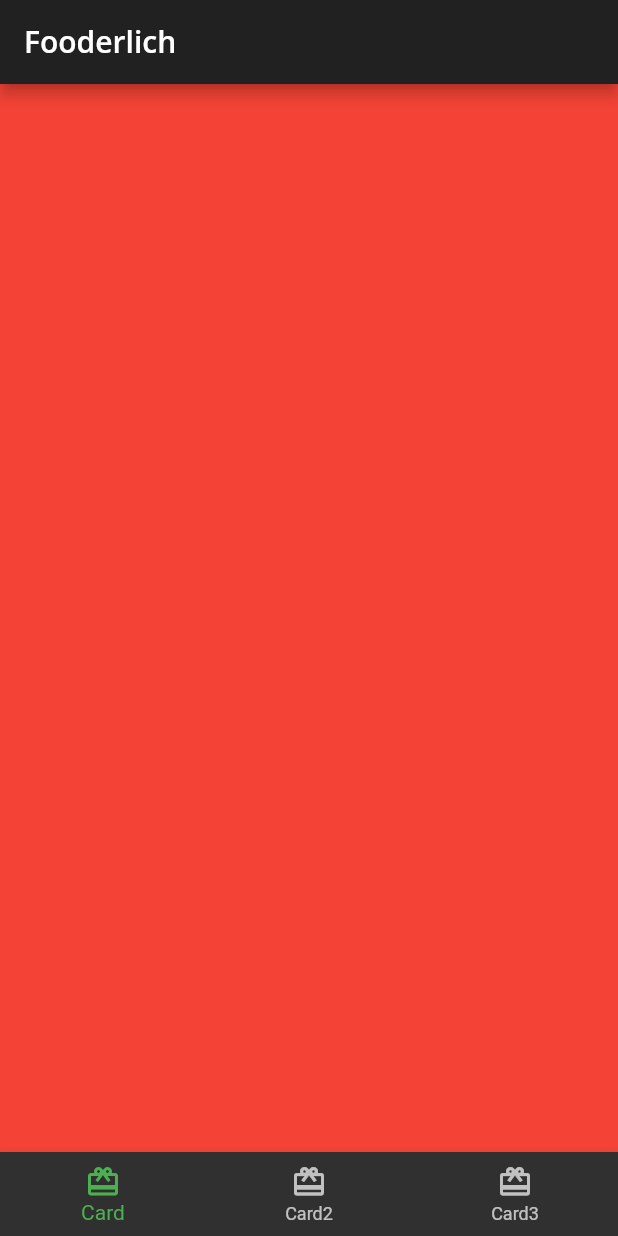
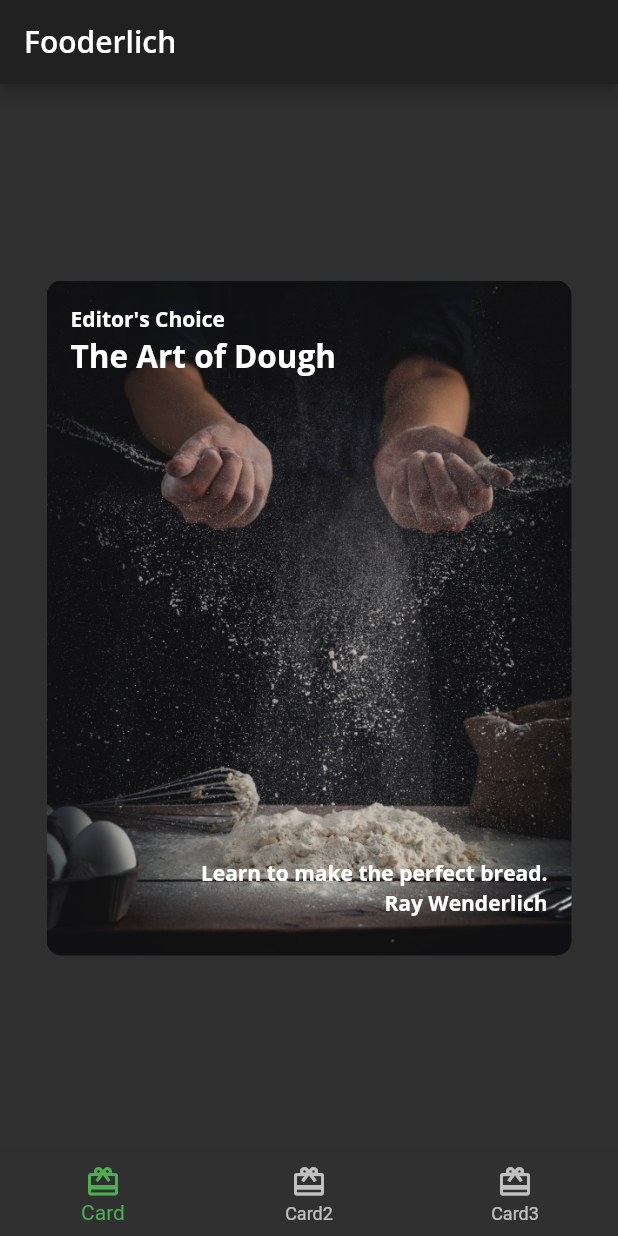
Before and after one commit to EhsanTgv/fooderlich_test, a Flutter app: the screen it shows after launch, on a phone screen of 412 x 824 dp. Run offline on Flutter 3.47's test engine with Material 2 defaults, Android fonts, the phone set to English and light mode, and no system bars; our stand-ins replace google_fonts.

Commit message:
Composing Card1: the main recipe card

```diff
--- /dev/null
+++ b/lib/card1..dart
@@ -0,0 +1,62 @@
+import 'package:flutter/material.dart';
+import 'package:fooderlich_test/fooderlich_theme.dart';
+
+class Card1 extends StatelessWidget {
+  const Card1({Key? key}) : super(key: key);
+
+  final String category = 'Editor\'s Choice';
+  final String title = 'The Art of Dough';
+  final String description = 'Learn to make the perfect bread.';
+  final String chef = 'Ray Wenderlich';
+
+  @override
+  Widget build(BuildContext context) {
+    return Center(
+      child: Container(
+        child: Stack(
+          children: [
+            Text(
+              category,
+              style: FooderlichTheme.darkTextTheme.bodyText1,
+            ),
+            Positioned(
+              child: Text(
+                title,
+                style: FooderlichTheme.darkTextTheme.headline2,
+              ),
+              top: 20,
+            ),
+            Positioned(
+              child: Text(
+                description,
+                style: FooderlichTheme.darkTextTheme.bodyText1,
+              ),
+              bottom: 30,
+              right: 0,
+            ),
+            Positioned(
+              child: Text(
+                chef,
+                style: FooderlichTheme.darkTextTheme.bodyText1,
+              ),
+              bottom: 10,
+              right: 0,
+            ),
+          ],
+        ),
+        padding: const EdgeInsets.all(16),
+        constraints: const BoxConstraints.expand(
+          width: 350,
+          height: 450,
+        ),
+        decoration: const BoxDecoration(
+          image: DecorationImage(
+            image: AssetImage('assets/mag1.png'),
+            fit: BoxFit.cover,
+          ),
+          borderRadius: BorderRadius.all(Radius.circular(10)),
+        ),
+      ),
+    );
+  }
+}
--- a/lib/home.dart
+++ b/lib/home.dart
@@ -1,4 +1,6 @@
 import 'package:flutter/material.dart';
+
+import 'card1..dart';
 
 class Home extends StatefulWidget {
   const Home({Key? key}) : super(key: key);
@@ -11,7 +13,7 @@
   int _selectedIndex = 0;
 
   static List<Widget> pages = <Widget>[
-    Container(color: Colors.red),
+    const Card1(),
     Container(color: Colors.green),
     Container(color: Colors.blue),
   ];
--- a/pubspec.yaml
+++ b/pubspec.yaml
@@ -59,8 +59,8 @@
   uses-material-design: true
 
   # To add assets to your application, add an assets section, like this:
-  # assets:
-  #   - images/a_dot_burr.jpeg
+  assets:
+    - assets/
   #   - images/a_dot_ham.jpeg
 
   # An image asset can refer to one or more resolution-specific "variants", see
```
Also changed, not shown: assets/author_katz.jpeg (added), assets/mag1.png (added), assets/mag2.png (added), assets/mag3.png (added), assets/mag4.png (added), assets/mag5.png (added), pubspec.lock.
